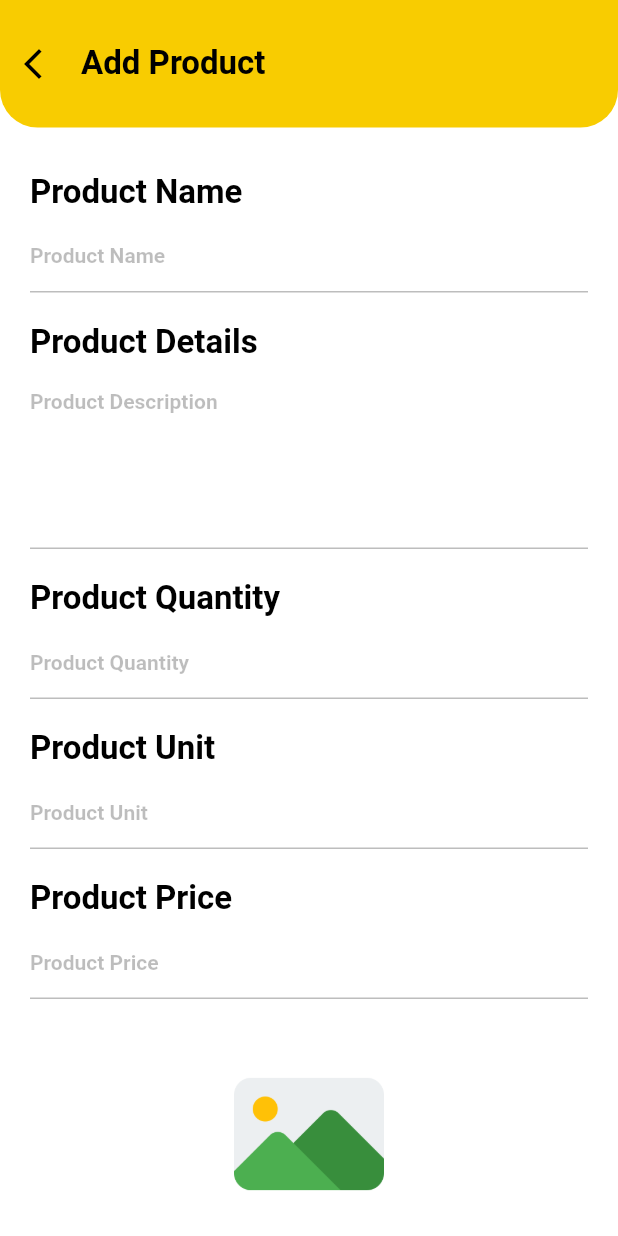
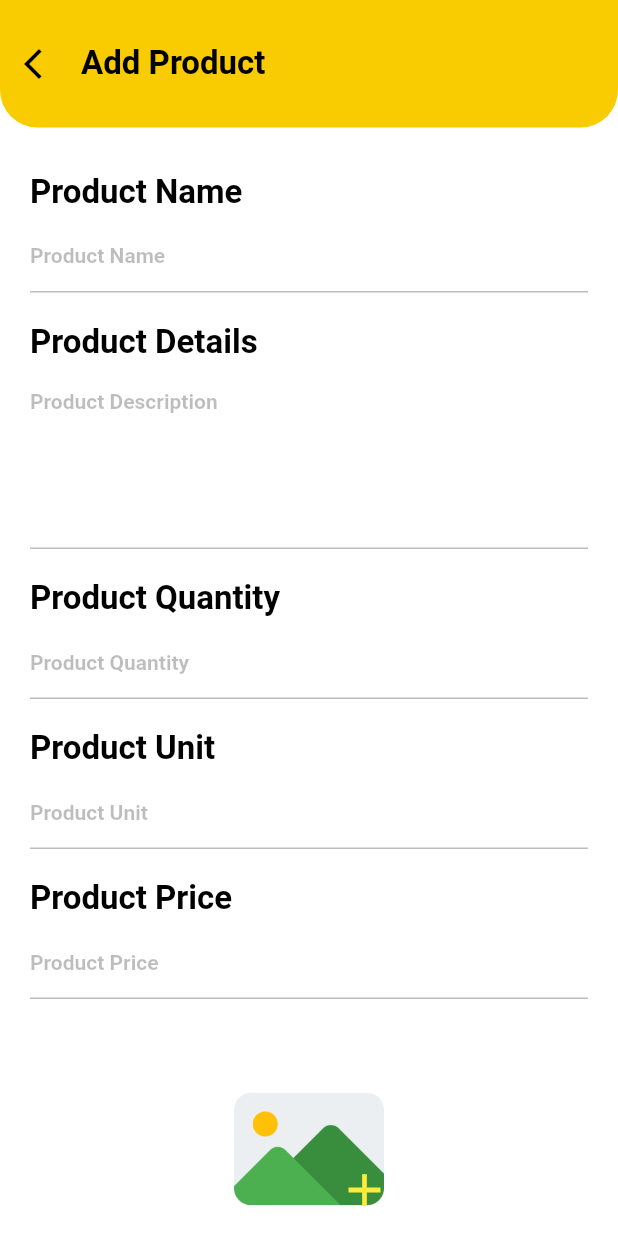
Before and after one commit to emondd4/softtic_assessment, a Flutter app: the AddProductPage screen opened by its route, on a phone screen of 412 x 824 dp. Run offline on Flutter 3.47's test engine with Material 2 defaults, Android fonts, the phone set to English and light mode, and no system bars; our stand-ins replace connectivity, dio, flutter_easyloading, get, image_picker, logger and 3 more; accounts and stored records are empty; network calls fail.

Commit message:
product details done

```diff
--- a/lib/screens/AddProductScreen.dart
+++ b/lib/screens/AddProductScreen.dart
@@ -190,8 +190,26 @@ class _AddProductPageState extends State<AddProductPage> {
                               addProductController.imageDialog();
                            },
                            child: Obx(() => addProductController.isImagePicked == true
-                               ? Center(child: Image.file(addProductController.imagePath!,height: 150,width: 120,),)
-                               : Center(child: Image.asset(AppImageUtils.instance.placeholderImage,height: 100,width: 120,))
+                               ? Center(
+                                 child: Container(
+                             height: 120,
+                                   width: 100,
+                                   child: Stack(children: [
+                                     Positioned(child: Image.file(addProductController.imagePath!,height: 150,width: 120,),top: 0,bottom: 0,left: 0,right: 0,),
+                                     Positioned(child: Icon(Icons.add,color: Colors.red,),bottom: 5,right: 5,)
+                           ],),
+                                 ),
+                               )
+                               : Center(
+                                 child: Container(
+                             height: 120,
+                                   width: 100,
+                                   child: Stack(children: [
+                                     Positioned(child: Image.asset(AppImageUtils.instance.placeholderImage,height: 100,width: 120,),top: 0,bottom: 0,left: 0,right: 0,),
+                                     Positioned(child: Icon(Icons.add,color: Colors.yellow,size: 36,),bottom: 15,right: -5,)
+                                   ],),
+                                 ),
+                               )
                            ),
                          ),
 
```
Also changed, not shown: assets/images/add_product.jpg (added), assets/images/home.jpg (added), assets/images/login.jpg (added), assets/images/profile.jpg (added), assets/images/splash.jpg (added).
